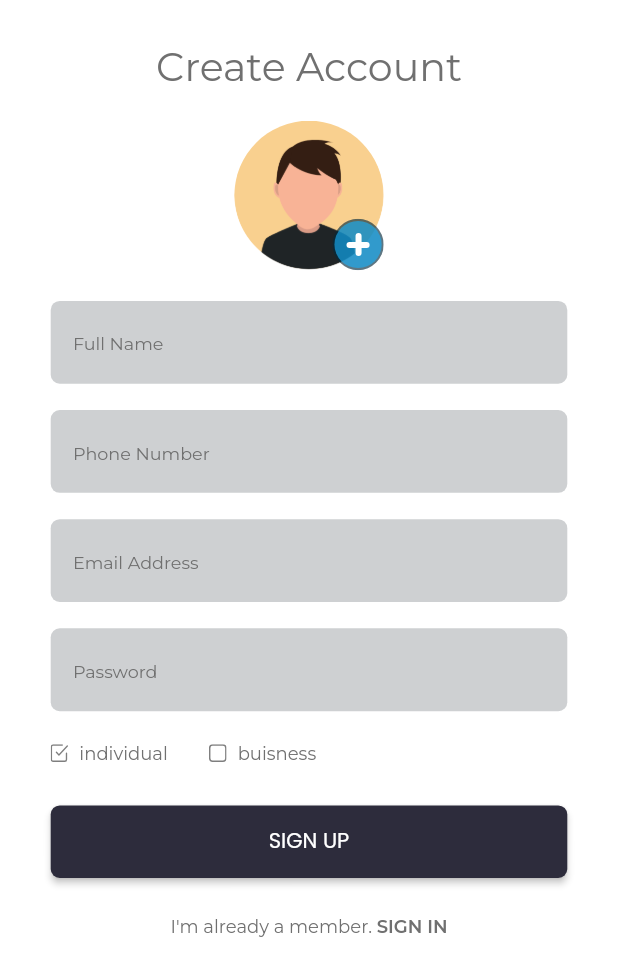
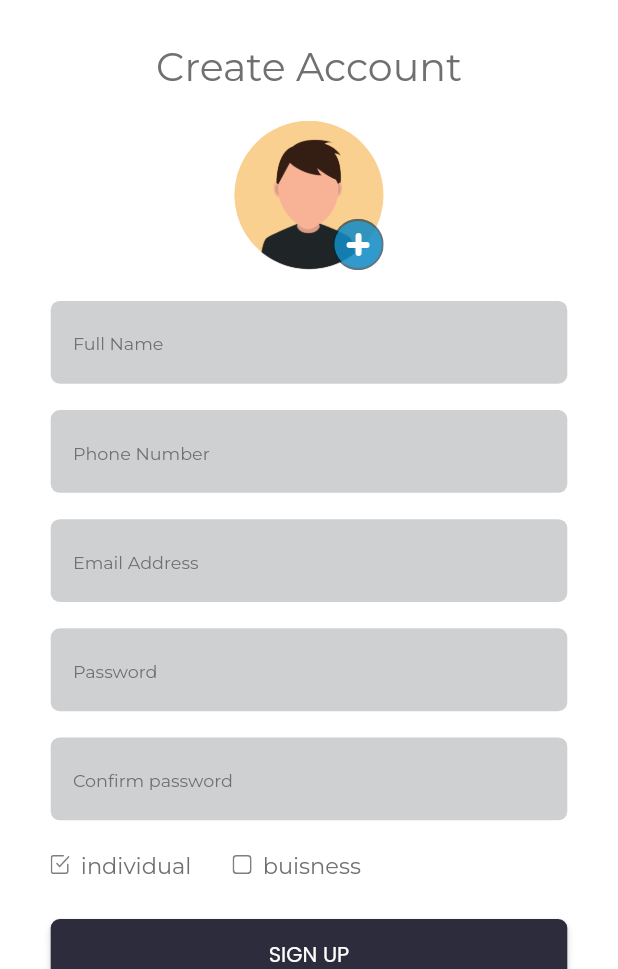
Before and after one commit to mared-dev/mared-dev, a Flutter app: the SignUpScreen screen opened directly, on a phone screen of 412 x 824 dp, the part 267-1236 px from its top. Run offline on Flutter 3.47's test engine with Material 2 defaults, Android fonts, the phone set to English and light mode, and no system bars; our stand-ins replace auto_size_text, cached_network_image, card_swiper, carousel_slider, chewie, circular_countdown_timer and 39 more; missing offline and left inert: app_tracking_transparency, flutter_stripe, google_maps_place_picker_mb, google_maps_webservice, google_place, paginate_firestore and 1 more; accounts and stored records are empty; project files that could hold a hidden picture were left out.

Commit message:
some design fixes

```diff
--- a/lib/screens/authentication/signup_screen.dart
+++ b/lib/screens/authentication/signup_screen.dart
@@ -40,6 +40,7 @@ class _SignUpScreenState extends State<SignUpScreen> {
   late TextEditingController _emailController;
   late TextEditingController _phoneNumberController;
   late TextEditingController _passwordController;
+  late TextEditingController _confirmPasswordController;
 
   bool isStore = false;
 
@@ -50,6 +51,7 @@ class _SignUpScreenState extends State<SignUpScreen> {
     _emailController = TextEditingController();
     _phoneNumberController = TextEditingController();
     _passwordController = TextEditingController();
+    _confirmPasswordController = TextEditingController();
   }
 
   @override
@@ -172,6 +174,27 @@ class _SignUpScreenState extends State<SignUpScreen> {
                             return 'This field is required';
                           } else if (value.length < 6) {
                             return "password should be at least 6 characters";
+                          }
+                          return null;
+                        },
+                      ),
+                      SizedBox(
+                        height: 18.h,
+                      ),
+                      TextFormField(
+                        cursorColor: Colors.black,
+                        obscureText: true,
+                        enableSuggestions: false,
+                        autocorrect: false,
+                        decoration: getAuthInputDecoration(
+                          hintText: 'Confirm password',
+                        ),
+                        controller: _confirmPasswordController,
+                        validator: (value) {
+                          if (value!.isEmpty) {
+                            return 'This field is required';
+                          } else if (value != _passwordController.text) {
+                            return "Passwords need to match";
                           }
                           return null;
                         },
--- a/lib/widgets/reusable/auth_checkbox_item.dart
+++ b/lib/widgets/reusable/auth_checkbox_item.dart
@@ -22,8 +22,8 @@ class AuthCheckboxItem extends StatelessWidget {
             isSelected
                 ? 'assets/icons/checked_box.svg'
                 : 'assets/icons/unchecked_box.svg',
-            width: 12.h,
-            height: 12.h,
+            width: 13.h,
+            height: 13.h,
             fit: BoxFit.fill,
           ),
           SizedBox(
@@ -32,7 +32,7 @@ class AuthCheckboxItem extends StatelessWidget {
           Text(
             optionText,
             style: regularTextStyle(
-                fontSize: 12, textColor: AppColors.darkGrayTextColor),
+                fontSize: 15, textColor: AppColors.darkGrayTextColor),
           ),
           SizedBox(
             width: 26.w,
```
